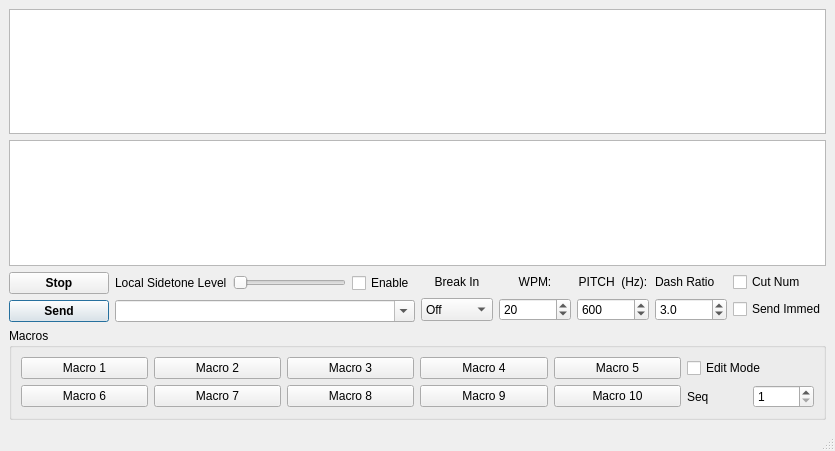
Qt form src/cwsender.ui (kazushinjo/wfview-win) before a commit.
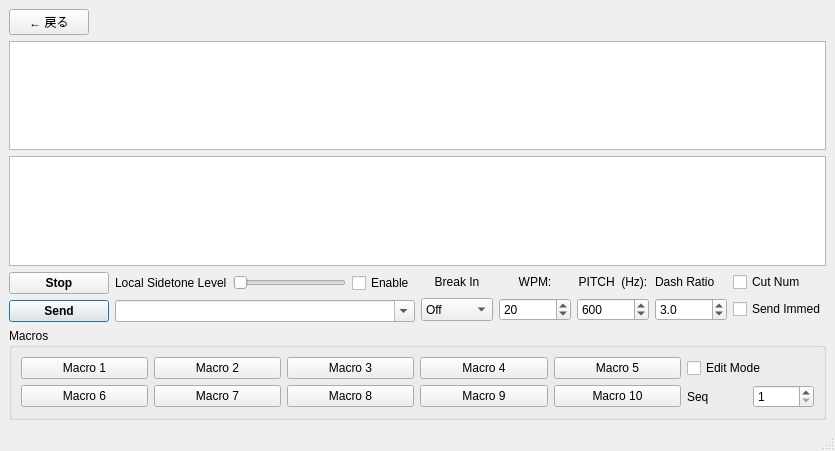
The same form after that commit.

Commit message: Add Help viewer, lock SWR/Tx meters, double-click exit, back buttons, JA labels

The edit to the form file:
```diff
--- a/src/cwsender.ui
+++ b/src/cwsender.ui
@@ -20,6 +20,30 @@
    <layout class="QGridLayout" name="gridLayout">
     <item row="1" column="1">
      <layout class="QVBoxLayout" name="verticalLayout_7">
+      <item>
+       <layout class="QHBoxLayout" name="backButtonLayout">
+        <item>
+         <widget class="QPushButton" name="backBtn">
+          <property name="text">
+           <string>← 戻る</string>
+          </property>
+         </widget>
+        </item>
+        <item>
+         <spacer name="backButtonSpacer">
+          <property name="orientation">
+           <enum>Qt::Orientation::Horizontal</enum>
+          </property>
+          <property name="sizeHint" stdset="0">
+           <size>
+            <width>40</width>
+            <height>20</height>
+           </size>
+          </property>
+         </spacer>
+        </item>
+       </layout>
+      </item>
       <item>
        <widget class="QPlainTextEdit" name="receiveText">
         <property name="focusPolicy">
```
The commit also changes 19 other files.
